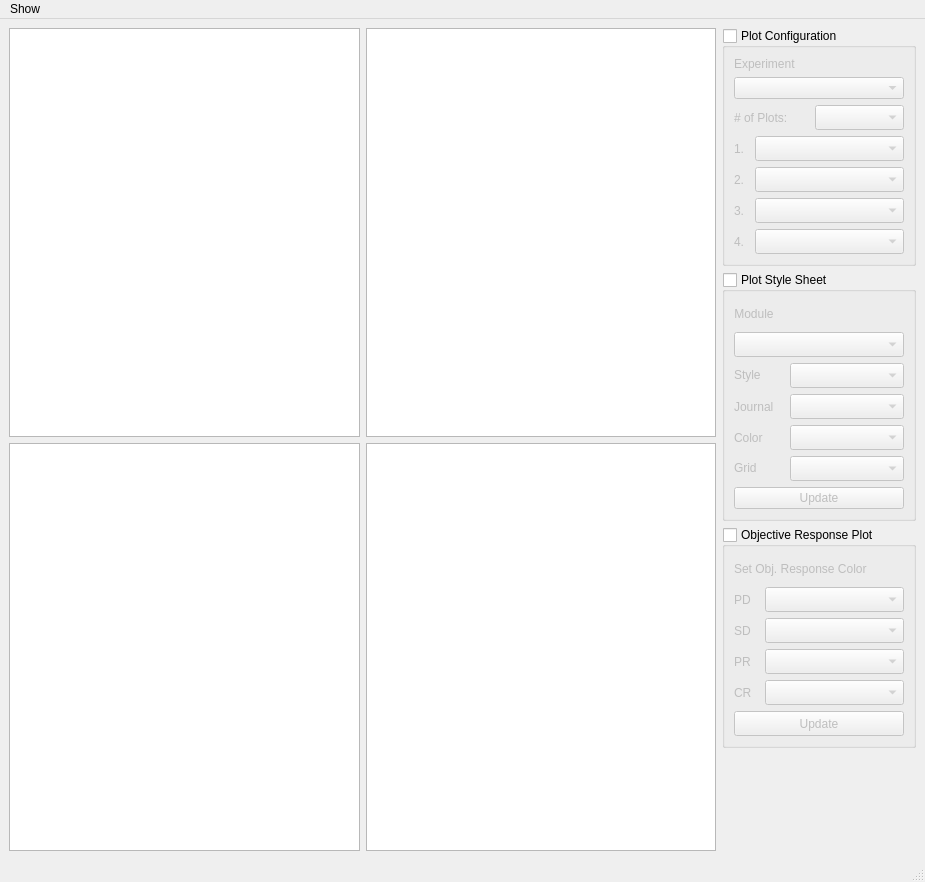
Above: src/TumorVolumeExperimentView.ui from DennisDean/TumorVolumetrics before the change. Below: the same form after it.
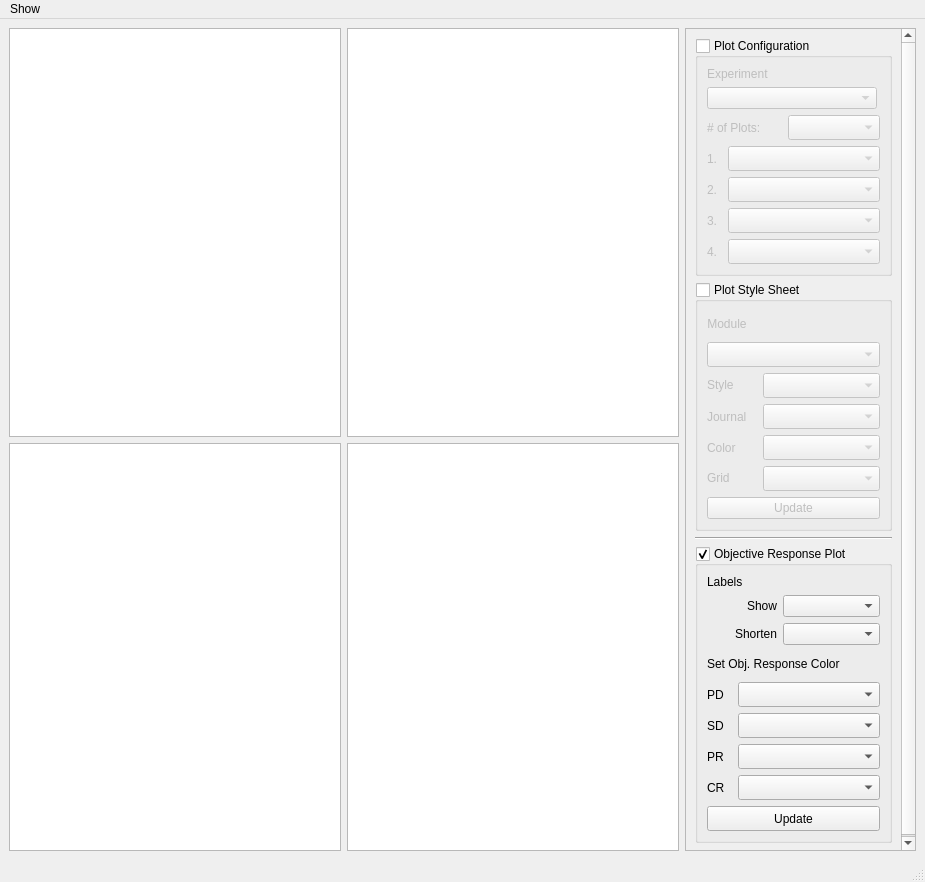
That is the form after the change.

Commit message: Started updating readme in preparation for a release. Still need to update experiment viewer to be consistent with the study viewer.

```diff
--- a/src/TumorVolumeExperimentView.ui
+++ b/src/TumorVolumeExperimentView.ui
@@ -45,6 +45,36 @@
         </item>
         <item>
          <layout class="QVBoxLayout" name="verticalLayout_visual_graph_settings">
+          <item alignment="Qt::AlignRight">
+           <widget class="QScrollArea" name="scrollArea">
+            <property name="minimumSize">
+             <size>
+              <width>231</width>
+              <height>0</height>
+             </size>
+            </property>
+            <property name="maximumSize">
+             <size>
+              <width>231</width>
+              <height>16777215</height>
+             </size>
+            </property>
+            <property name="horizontalScrollBarPolicy">
+             <enum>Qt::ScrollBarAlwaysOff</enum>
+            </property>
+            <property name="widgetResizable">
+             <bool>true</bool>
+            </property>
+            <widget class="QWidget" name="scrollAreaWidgetContents">
+             <property name="geometry">
+              <rect>
+               <x>0</x>
+               <y>-90</y>
+               <width>231</width>
+               <height>900</height>
+              </rect>
+             </property>
+             <layout class="QVBoxLayout" name="verticalLayout_4">
           <item>
            <widget class="QGroupBox" name="groupBox_plot_configurations">
             <property name="sizePolicy">
@@ -603,6 +633,13 @@
             </layout>
            </widget>
           </item>
+              <item>
+               <widget class="Line" name="line">
+                <property name="orientation">
+                 <enum>Qt::Horizontal</enum>
+                </property>
+               </widget>
+              </item>
           <item>
            <widget class="QGroupBox" name="groupBox_objective_response">
             <property name="sizePolicy">
@@ -618,7 +655,7 @@
              <bool>true</bool>
             </property>
             <property name="checked">
-             <bool>false</bool>
+                 <bool>true</bool>
             </property>
             <layout class="QVBoxLayout" name="verticalLayout_groupbox_objective_response_2">
              <item>
@@ -626,6 +663,71 @@
                <property name="sizeConstraint">
                 <enum>QLayout::SetMinimumSize</enum>
                </property>
+                   <item>
+                    <widget class="QLabel" name="label_18">
+                     <property name="text">
+                      <string>Labels</string>
+                     </property>
+                    </widget>
+                   </item>
+                   <item>
+                    <layout class="QHBoxLayout" name="horizontalLayout_14">
+                     <item>
+                      <widget class="QLabel" name="label_19">
+                       <property name="minimumSize">
+                        <size>
+                         <width>70</width>
+                         <height>0</height>
+                        </size>
+                       </property>
+                       <property name="maximumSize">
+                        <size>
+                         <width>70</width>
+                         <height>16777215</height>
+                        </size>
+                       </property>
+                       <property name="text">
+                        <string>Show</string>
+                       </property>
+                       <property name="alignment">
+                        <set>Qt::AlignRight|Qt::AlignTrailing|Qt::AlignVCenter</set>
+                       </property>
+                      </widget>
+                     </item>
+                     <item>
+                      <widget class="QComboBox" name="comboBox_obj_res_show_labels"/>
+                     </item>
+                    </layout>
+                   </item>
+                   <item>
+                    <layout class="QHBoxLayout" name="horizontalLayout_15">
+                     <item>
+                      <widget class="QLabel" name="label_20">
+                       <property name="minimumSize">
+                        <size>
+                         <width>70</width>
+                         <height>0</height>
+                        </size>
+                       </property>
+                       <property name="maximumSize">
+                        <size>
+                         <width>70</width>
+                         <height>16777215</height>
+                        </size>
+                       </property>
+                       <property name="text">
+                        <string>Shorten</string>
+                       </property>
+                       <property name="alignment">
+                        <set>Qt::AlignRight|Qt::AlignTrailing|Qt::AlignVCenter</set>
+                       </property>
+                      </widget>
+                     </item>
+                     <item>
+                      <widget class="QComboBox" name="comboBox_obj_res_shorten_labels"/>
+                     </item>
+                    </layout>
+                   </item>
                <item>
                 <widget class="QLabel" name="label_17">
                  <property name="sizePolicy">
@@ -864,11 +966,8 @@
             </layout>
            </widget>
           </item>
-          <item>
-           <widget class="QLabel" name="label_10">
-            <property name="text">
-             <string/>
-            </property>
+             </layout>
+            </widget>
            </widget>
           </item>
          </layout>
```
Lines whose indentation alone changed are shown as unchanged. The commit also changes 4 other files.
